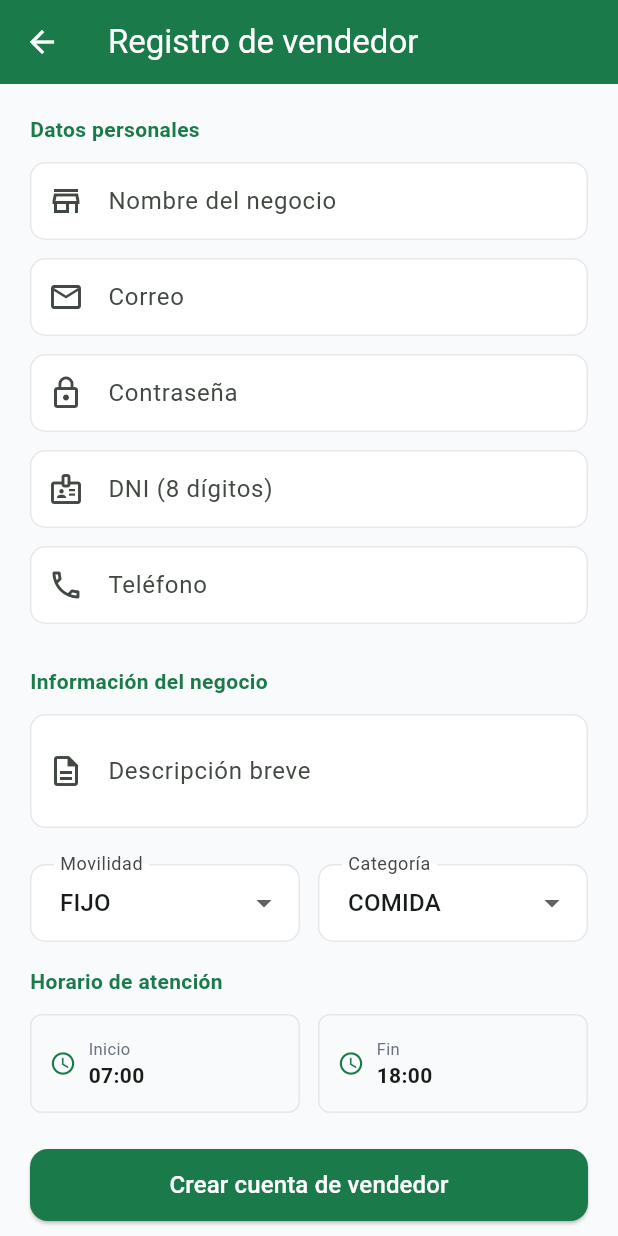
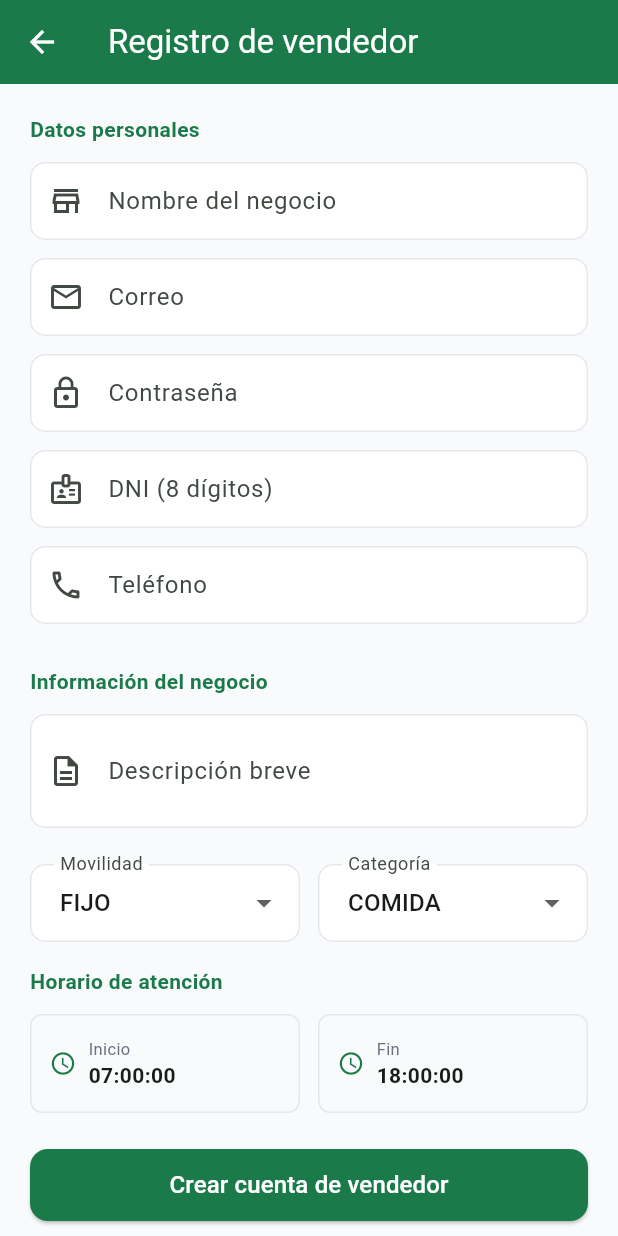
Before and after one commit to AngeKOL1/QatuMovil, a Flutter app: the screen it shows after launch, after a tap on "Soy vendedor", on a phone screen of 412 x 824 dp. Run offline on Flutter 3.47's test engine with Material 3 defaults, Android fonts, the phone set to English and light mode, and no system bars; our stand-ins replace dio, flutter_map, flutter_secure_storage, geolocator, latlong2; missing offline and left inert: stomp_dart_client; network calls fail.

Commit message:
Mejoras en los registros

```diff
--- a/lib/core/constants/api_constants.dart
+++ b/lib/core/constants/api_constants.dart
@@ -1,5 +1,4 @@
 class ApiConstants {
-  // Emulador Android → 10.0.2.2
   // Dispositivo físico → IP de tu PC en la red local
   static const String baseUrl = 'http://192.168.100.27:6060/api';
   static const String wsUrl = 'ws://192.168.100.27:6060/ws/mapa-native';
--- a/lib/features/auth/login/login_screen.dart
+++ b/lib/features/auth/login/login_screen.dart
@@ -87,7 +87,7 @@ class _LoginScreenState extends State<LoginScreen> {
                   ),
                 ),
                 Text(
-                  'Mercado San José · Cajamarca',
+                  'Cajamarca',
                   style: Theme.of(context).textTheme.bodySmall?.copyWith(
                     color: AppColors.textSecondary,
                   ),
--- a/lib/features/auth/register_vendedor/register_vendedor_screen.dart
+++ b/lib/features/auth/register_vendedor/register_vendedor_screen.dart
@@ -39,7 +39,7 @@ class _RegisterVendedorScreenState extends State<RegisterVendedorScreen> {
   ];
 
   String _formatTime(TimeOfDay t) =>
-      '${t.hour.toString().padLeft(2, '0')}:${t.minute.toString().padLeft(2, '0')}';
+      '${t.hour.toString().padLeft(2, '0')}:${t.minute.toString().padLeft(2, '0')}:00';
 
   Future<void> _selectTime(bool isInicio) async {
     final picked = await showTimePicker(
@@ -138,8 +138,9 @@ class _RegisterVendedorScreenState extends State<RegisterVendedorScreen> {
                 'Contraseña',
                 Icons.lock_outline,
                 obscure: true,
+                // Validación contraseña — mínimo 8 no 6
                 validator: (v) =>
-                    (v?.length ?? 0) < 6 ? 'Mínimo 6 caracteres' : null,
+                    (v?.length ?? 0) < 8 ? 'Mínimo 8 caracteres' : null,
               ),
               _field(
                 _dniCtrl,
@@ -153,6 +154,8 @@ class _RegisterVendedorScreenState extends State<RegisterVendedorScreen> {
                 'Teléfono',
                 Icons.phone_outlined,
                 type: TextInputType.phone,
+                validator: (v) =>
+                    v?.length != 9 ? 'Teléfono de 9 dígitos' : null,
               ),
               const SizedBox(height: 16),
               _sectionTitle('Información del negocio'),
--- a/lib/models/UsuarioObservador.dart
+++ b/lib/models/UsuarioObservador.dart
@@ -1,26 +1,26 @@
 class ObservadorRegisterRequest {
   final String nombre;
-  final String apellidos;
   final String dni;
+  final String email;
   final String telefono;
-  final String email;
   final String password;
+  final String confirmPassword; // ← faltaba
 
   ObservadorRegisterRequest({
     required this.nombre,
-    required this.apellidos,
     required this.dni,
+    required this.email,
     required this.telefono,
-    required this.email,
     required this.password,
+    required this.confirmPassword,
   });
 
   Map<String, dynamic> toJson() => {
     'nombre': nombre,
-    'apellidos': apellidos,
     'dni': dni,
+    'email': email,
     'telefono': telefono,
-    'email': email,
     'password': password,
+    'confirmPassword': confirmPassword,
   };
 }
--- a/lib/models/Vendedor.dart
+++ b/lib/models/Vendedor.dart
@@ -6,12 +6,11 @@ class VendedorRegisterRequest {
   final String password;
   final String dni;
   final String telefono;
-  final String descripcion;
-  final String tipoMovilidad; // FIJO | CARRITO | CAMIONETA
-  final String horarioInicio; // "07:00"
-  final String horarioFin;
-  final String
-  nombreCategoria; // COMIDA | ROPA | ELECTRONICA | SERVICIOS | OTROS
+  final String? descripcion;
+  final String tipoMovilidad;
+  final String horarioInicio; // "07:00:00"
+  final String horarioFin; // "18:00:00"
+  final String nombreCategoria;
 
   VendedorRegisterRequest({
     required this.nombre,
@@ -19,7 +18,7 @@ class VendedorRegisterRequest {
     required this.password,
     required this.dni,
     required this.telefono,
-    required this.descripcion,
+    this.descripcion,
     required this.tipoMovilidad,
     required this.horarioInicio,
     required this.horarioFin,
@@ -32,7 +31,7 @@ class VendedorRegisterRequest {
     'password': password,
     'dni': dni,
     'telefono': telefono,
-    'descripcion': descripcion,
+    if (descripcion != null) 'descripcion': descripcion,
     'tipoMovilidad': tipoMovilidad,
     'horarioInicio': horarioInicio,
     'horarioFin': horarioFin,
```
Also changed, not shown: lib/core/network/dio_client.dart (+19 -7 lines), lib/features/auth/register_usuarioObservador/register_observador_screen.dart (+11 -1 lines).
